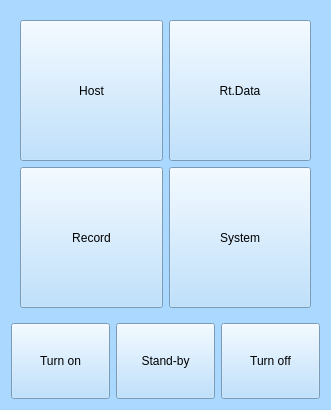
The window that UI_Menu/Menu.ui (megarevolpr/Win) describes before a commit, drawn with Qt 5.
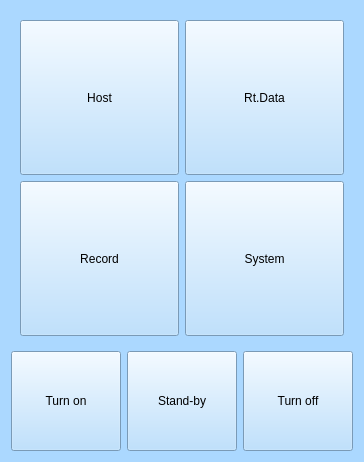
The same window after the commit. Icons and pictures are not drawn.

The edit to the form file:
```diff
--- a/UI_Menu/Menu.ui
+++ b/UI_Menu/Menu.ui
@@ -6,10 +6,16 @@
    <rect>
     <x>0</x>
     <y>0</y>
-    <width>331</width>
-    <height>410</height>
+    <width>334</width>
+    <height>462</height>
    </rect>
   </property>
+  <property name="sizePolicy">
+   <sizepolicy hsizetype="Preferred" vsizetype="Preferred">
+    <horstretch>0</horstretch>
+    <verstretch>0</verstretch>
+   </sizepolicy>
+  </property>
   <property name="windowTitle">
    <string>Form</string>
   </property>
@@ -30,6 +36,12 @@
             <verstretch>0</verstretch>
            </sizepolicy>
           </property>
+          <property name="minimumSize">
+           <size>
+            <width>125</width>
+            <height>155</height>
+           </size>
+          </property>
           <property name="text">
            <string>Host</string>
           </property>
@@ -56,6 +68,12 @@
             <verstretch>0</verstretch>
            </sizepolicy>
           </property>
+          <property name="minimumSize">
+           <size>
+            <width>125</width>
+            <height>155</height>
+           </size>
+          </property>
           <property name="text">
            <string>Rt.Data</string>
           </property>
@@ -82,6 +100,12 @@
             <verstretch>0</verstretch>
            </sizepolicy>
           </property>
+          <property name="minimumSize">
+           <size>
+            <width>125</width>
+            <height>155</height>
+           </size>
+          </property>
           <property name="text">
            <string>Record</string>
           </property>
@@ -108,6 +132,12 @@
             <verstretch>0</verstretch>
            </sizepolicy>
           </property>
+          <property name="minimumSize">
+           <size>
+            <width>125</width>
+            <height>155</height>
+           </size>
+          </property>
           <property name="text">
            <string>System</string>
           </property>
@@ -134,11 +164,17 @@
        <item>
         <widget class="QToolButton" name="Open_bt">
          <property name="sizePolicy">
-          <sizepolicy hsizetype="Minimum" vsizetype="Preferred">
+          <sizepolicy hsizetype="Preferred" vsizetype="Preferred">
            <horstretch>0</horstretch>
            <verstretch>0</verstretch>
           </sizepolicy>
          </property>
+         <property name="minimumSize">
+          <size>
+           <width>110</width>
+           <height>100</height>
+          </size>
+         </property>
          <property name="text">
           <string>Turn on</string>
          </property>
@@ -160,11 +196,17 @@
        <item>
         <widget class="QToolButton" name="Standby_bt">
          <property name="sizePolicy">
-          <sizepolicy hsizetype="Minimum" vsizetype="Preferred">
+          <sizepolicy hsizetype="Preferred" vsizetype="Preferred">
            <horstretch>0</horstretch>
            <verstretch>0</verstretch>
           </sizepolicy>
          </property>
+         <property name="minimumSize">
+          <size>
+           <width>110</width>
+           <height>100</height>
+          </size>
+         </property>
          <property name="text">
           <string>Stand-by</string>
          </property>
@@ -186,11 +228,17 @@
        <item>
         <widget class="QToolButton" name="Close_bt">
          <property name="sizePolicy">
-          <sizepolicy hsizetype="Minimum" vsizetype="Preferred">
+          <sizepolicy hsizetype="Preferred" vsizetype="Preferred">
            <horstretch>0</horstretch>
            <verstretch>0</verstretch>
           </sizepolicy>
          </property>
+         <property name="minimumSize">
+          <size>
+           <width>110</width>
+           <height>100</height>
+          </size>
+         </property>
          <property name="text">
           <string>Turn off</string>
          </property>
```
